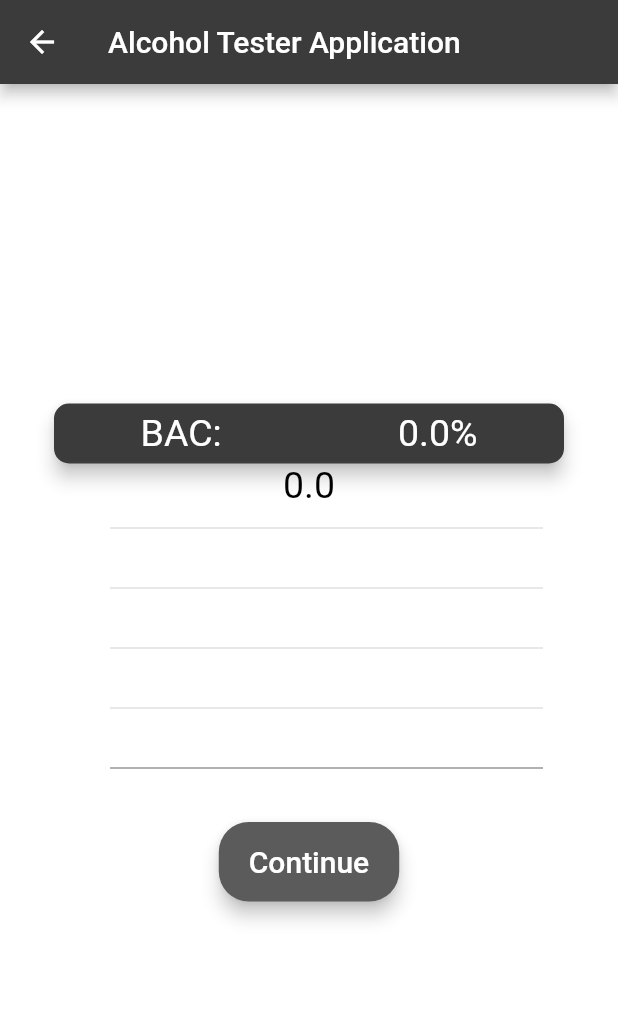
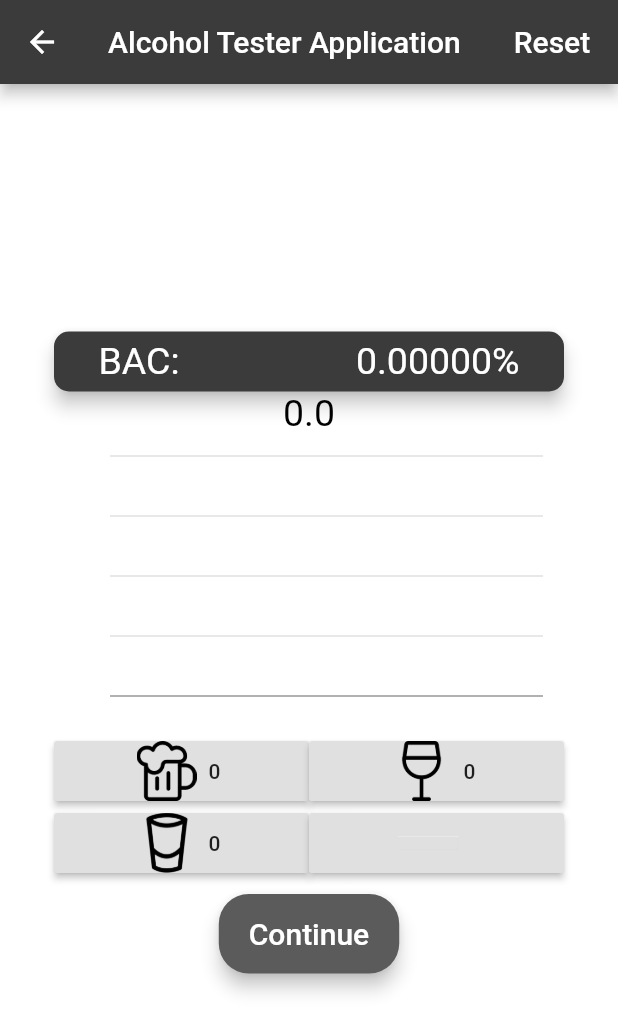
Before and after one commit to ShaneSigesmund/alcohol_tester_project, a Flutter app: the bacPage screen opened directly, on a phone screen of 412 x 824 dp. Shown: the top 1032 px of the screen. Run offline on Flutter 3.47's test engine with Material 2 defaults, Android fonts, the phone set to English and light mode, and no system bars; our stand-ins replace charts_flutter, shared_preferences; missing offline and left inert: dart:ffi; accounts and stored records are empty.

Commit message:
-Fixed bac calculation -finished most of UI on final page

```diff
--- a/alcohol_tester_application/lib/bacPage.dart
+++ b/alcohol_tester_application/lib/bacPage.dart
@@ -7,6 +7,7 @@ import 'package:flutter/cupertino.dart';
 import 'package:flutter/material.dart';
 import 'package:charts_flutter/flutter.dart' as charts;
 import 'package:shared_preferences/shared_preferences.dart';
+import 'package:flutter/services.dart' show rootBundle;
 
 double male = 0.68;
 double female = 0.55;
@@ -14,6 +15,11 @@ int weight = 0;
 double weightPounds = 0.0;
 String genderString = "";
 
+int shotCount = 0;
+int wineCount = 0;
+int spiritCount = 0;
+
+int currentCounter = 0;
 //VALUE AT WHICH BAC DECREASES
 
 double decreaseBAC = 0.016;
@@ -67,16 +73,25 @@ class bac extends State<bacPage> {
  *
  * One STANDARD Canadian drink contains: 13.6 grams of alcohol
  */
-  void _getBeerGrams(int i) {
-    percentAlcohol += i * (341 * 0.05 * 0.789);
+  void _getBeerGrams() {
+    percentAlcohol += (341 * 0.05 * 0.789);
+
+    print("Consumed $percentAlcohol added beer");
+    _getBAC();
   }
 
-  void _getWineGrams(int i) {
-    percentAlcohol += i * (142 * 0.12 * 0.789);
+  void _getWineGrams() {
+    percentAlcohol += (142 * 0.12 * 0.789);
+
+    print("Consumed $percentAlcohol added wine");
+    _getBAC();
   }
 
-  void _getSpiritsGrams(int i) {
-    percentAlcohol += i * (43 * 0.4 * 0.789);
+  void _getSpiritsGrams() {
+    percentAlcohol += (43 * 0.4 * 0.789);
+
+    print("Consumed $percentAlcohol added spirits");
+    _getBAC();
   }
 
   _getWeight() async {
@@ -109,8 +124,9 @@ class bac extends State<bacPage> {
     double weightGender = weight * gender;
 
     double tempBac = percentAlcohol / weightGender;
+
+    //% alcohol in your body
     bacVALUE = tempBac * 100;
-
     print("\nBAC percentage: $bacVALUE");
 
     //elapsedTime = bacVALUE * 0.015;
@@ -127,14 +143,13 @@ class bac extends State<bacPage> {
 
   static List<charts.Series<TimeUntilSober, int>> _createSampleData() {
     List<TimeUntilSober> chartData = [];
-
     double tempBac2 = bacVALUE - legalBAC;
     double _getTimeUntilSober = tempBac2 / decreaseBAC;
 
     double result = _getTimeUntilSober;
     int temp = result.round();
 
-    for (int i = temp; i > 0; i--) {
+    for (int i = 0; i < temp; i++) {
       chartData.add(new TimeUntilSober(i, (bacVALUE - decreaseBAC)));
     }
 
@@ -158,6 +173,65 @@ class bac extends State<bacPage> {
         data: chartData,
       )
     ];
+  }
+
+  Future<String> loadAsset() async {
+    return await rootBundle.loadString('assets/config.json');
+  }
+
+  Row buttonCreator1() {
+    return new Row(
+      children: <Widget>[
+        Expanded(
+            child: RaisedButton.icon(
+          onPressed: () {
+            setState(() {
+              shotCount++;
+              _getBeerGrams();
+            });
+          },
+          icon: Image.asset('graphics/beer.png', height: 40, width: 40),
+          label: Text("$shotCount"),
+        )),
+        Expanded(
+            child: RaisedButton.icon(
+          onPressed: () {
+            setState(() {
+              wineCount++;
+              _getWineGrams();
+            });
+          },
+          icon: Image.asset('graphics/wine.png', height: 40, width: 40),
+          label: Text("$wineCount"),
+        )),
+      ],
+    );
+  }
+
+  Row buttonCreator2() {
+    return new Row(
+      children: <Widget>[
+        Expanded(
+            child: RaisedButton.icon(
+          onPressed: () {
+            setState(() {
+              spiritCount++;
+              _getSpiritsGrams();
+            });
+          },
+          icon: Image.asset('graphics/shot.png', height: 40, width: 40),
+          label: Text("$spiritCount"),
+        )),
+        Expanded(
+            child: RaisedButton.icon(
+          onPressed: () {
+            setState(() {});
+          },
+          icon: Image.asset('graphics/blank.png', height: 40, width: 40),
+          label: Text(""),
+        )),
+      ],
+    );
   }
 
   Column _buildButtons(String name, double value) {
@@ -197,7 +271,7 @@ class bac extends State<bacPage> {
   @override
   Widget build(BuildContext context) {
     // print(weightGrams);
-
+    String getBetterBac = (bacVALUE).toStringAsFixed(5);
     void _goNextPage() {
       setState(() {
         //update user weight in shared preferences
@@ -260,7 +334,29 @@ class bac extends State<bacPage> {
                       builder: (context) => new moreDetailsPage(
                             weightGrams: null,
                           )));
-                  })),
+                }),
+            actions: [
+              RaisedButton(
+                  color: colorCustom,
+                  textColor: Colors.white,
+                  elevation: 0,
+                  onPressed: () {
+                    setState(() {
+                      bacVALUE = 0.0;
+                      percentAlcohol = 0;
+                      shotCount = 0;
+                      wineCount = 0;
+                      spiritCount = 0;
+                    });
+                  },
+                  child: Text(
+                    'Reset',
+                  style: TextStyle(
+                    fontSize: 20
+                  ),
+                  )),
+            ],
+          ),
           body: Center(
             child: Container(
               width: double.infinity,
@@ -271,7 +367,7 @@ class bac extends State<bacPage> {
                   crossAxisAlignment: CrossAxisAlignment.center,
                   mainAxisAlignment: MainAxisAlignment.center,
                   children: [
-                    createTextBac('BAC:                   $bacVALUE%'),
+                    createTextBac('BAC:                   $getBetterBac%'),
                     Text(
                       "$weightPounds    $genderString",
                       textAlign: TextAlign.center,
@@ -282,27 +378,24 @@ class bac extends State<bacPage> {
                     ),
                     SizedBox(
                       height: 200,
-                      child: charts.LineChart(_createSampleData(),
+                      child: charts.LineChart(
+                        _createSampleData(),
                         animate: false,
                         domainAxis: charts.AxisSpec(
                             renderSpec: charts.SmallTickRendererSpec(
                                 labelStyle: charts.TextStyleSpec(
                           fontSize: 10,
                           color: charts.MaterialPalette.white,
-                          )
-                        )
-                      ),
+                        ))),
                         primaryMeasureAxis: charts.AxisSpec(
                             renderSpec: charts.GridlineRendererSpec(
                                 labelStyle: charts.TextStyleSpec(
                           color: charts.MaterialPalette.white,
-                          )
-
-                        )
-                      ),
-
+                        ))),
                       ),
                     ),
+                    buttonCreator1(),
+                    buttonCreator2(),
                     nextPage,
                   ],
                 ),
--- a/alcohol_tester_application/lib/moreDetailsPage.dart
+++ b/alcohol_tester_application/lib/moreDetailsPage.dart
@@ -6,6 +6,7 @@ import 'package:flutter/cupertino.dart';
 import 'package:flutter/material.dart';
 import 'package:flutter/services.dart';
 import 'package:shared_preferences/shared_preferences.dart';
+
 
 double male = 0.68;
 double female = 0.55;
@@ -115,6 +116,7 @@ class moreDetails extends State<moreDetailsPage> {
           ]);
     }
 
+
     Center makeGenderUI() {
       return Center(
         child: Container(
--- a/alcohol_tester_application/pubspec.yaml
+++ b/alcohol_tester_application/pubspec.yaml
@@ -30,13 +30,15 @@ dependencies:
 dev_dependencies:
   flutter_test:
     sdk: flutter
-
-
 # For information on the generic Dart part of this file, see the
 # following page: https://dart.dev/tools/pub/pubspec
 
 # The following section is specific to Flutter.
 flutter:
+  assets:
+    - graphics/
+
+
 
   # The following line ensures that the Material Icons font is
   # included with your application, so that you can use the icons in
```
Also changed, not shown: alcohol_tester_application/assets/beer.png (added), alcohol_tester_application/assets/shot.png (added), alcohol_tester_application/assets/wine.png (added), alcohol_tester_application/graphics/beer.png (added), alcohol_tester_application/graphics/blank.png (added), alcohol_tester_application/graphics/shot.png (added), alcohol_tester_application/graphics/wine.png (added), 2 other files. Lines whose indentation alone changed are shown as unchanged.
